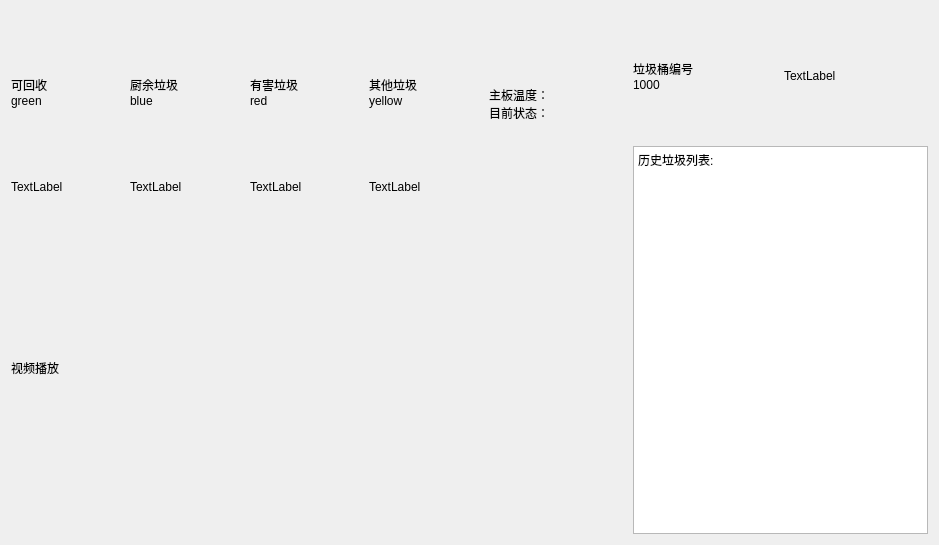
Before: the Qt Designer form From/ui/windows_ui.ui in CH3-Orange/AIGarbageBin, drawn with Qt 5.
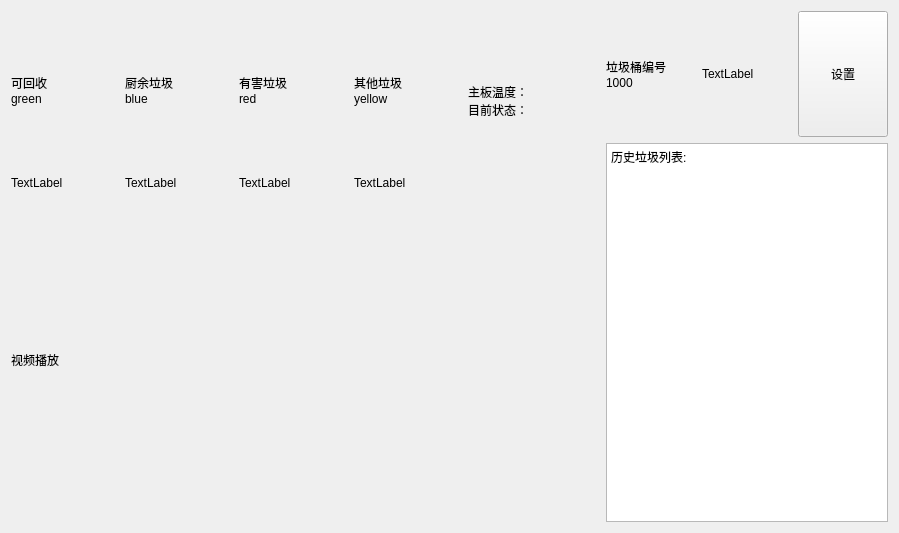
After: the same form once the commit is applied.

Commit message: 新增了windows2窗口用于调参，以及设置了后台线程的阻塞和终止状态。 完善了满载检测的方法（还有待在树莓派上实测）

Diff of the .ui file:
```diff
--- a/From/ui/windows_ui.ui
+++ b/From/ui/windows_ui.ui
@@ -6,8 +6,8 @@
    <rect>
     <x>0</x>
     <y>0</y>
-    <width>939</width>
-    <height>545</height>
+    <width>899</width>
+    <height>533</height>
    </rect>
   </property>
   <property name="windowTitle">
@@ -129,7 +129,7 @@
    <item>
     <layout class="QVBoxLayout" name="verticalLayout_2" stretch="3,9">
      <item>
-      <layout class="QHBoxLayout" name="horizontalLayout_2">
+      <layout class="QHBoxLayout" name="horizontalLayout_2" stretch="0,0,0">
        <item>
         <widget class="QLabel" name="nameLabel">
          <property name="text">
@@ -145,6 +145,28 @@
          </property>
         </widget>
        </item>
+       <item>
+        <widget class="QPushButton" name="setBtn">
+         <property name="sizePolicy">
+          <sizepolicy hsizetype="Preferred" vsizetype="Preferred">
+           <horstretch>0</horstretch>
+           <verstretch>0</verstretch>
+          </sizepolicy>
+         </property>
+         <property name="layoutDirection">
+          <enum>Qt::LeftToRight</enum>
+         </property>
+         <property name="autoFillBackground">
+          <bool>false</bool>
+         </property>
+         <property name="text">
+          <string>设置</string>
+         </property>
+         <property name="autoDefault">
+          <bool>false</bool>
+         </property>
+        </widget>
+       </item>
       </layout>
      </item>
      <item>
```
The commit also changes 11 other files.
